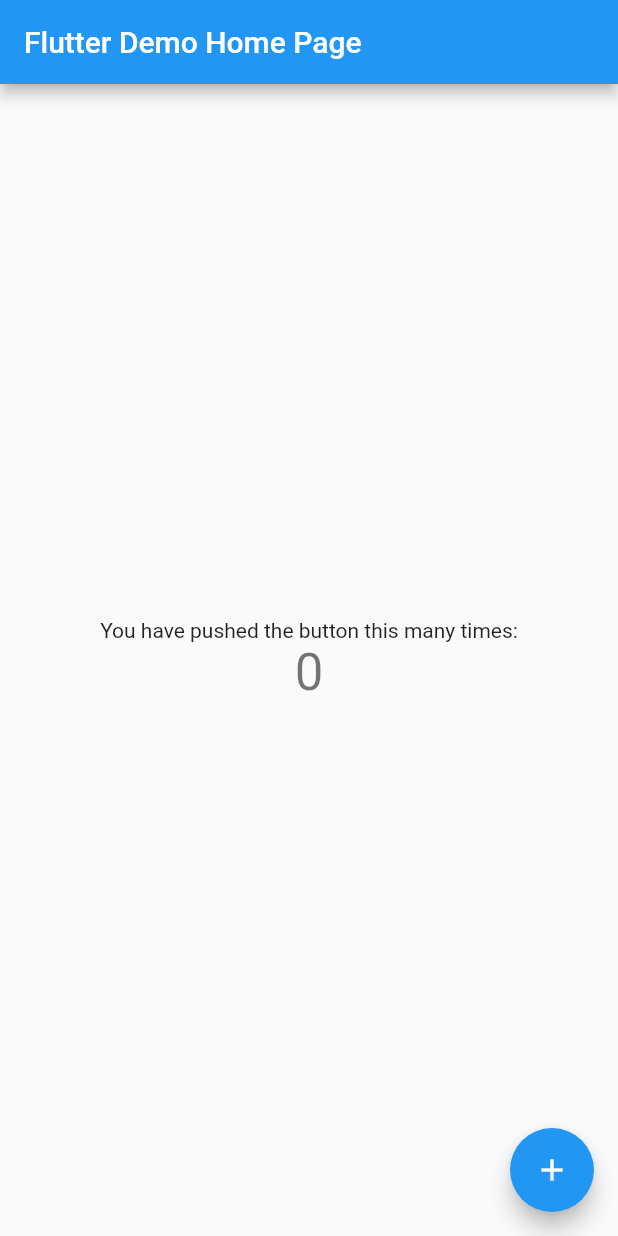
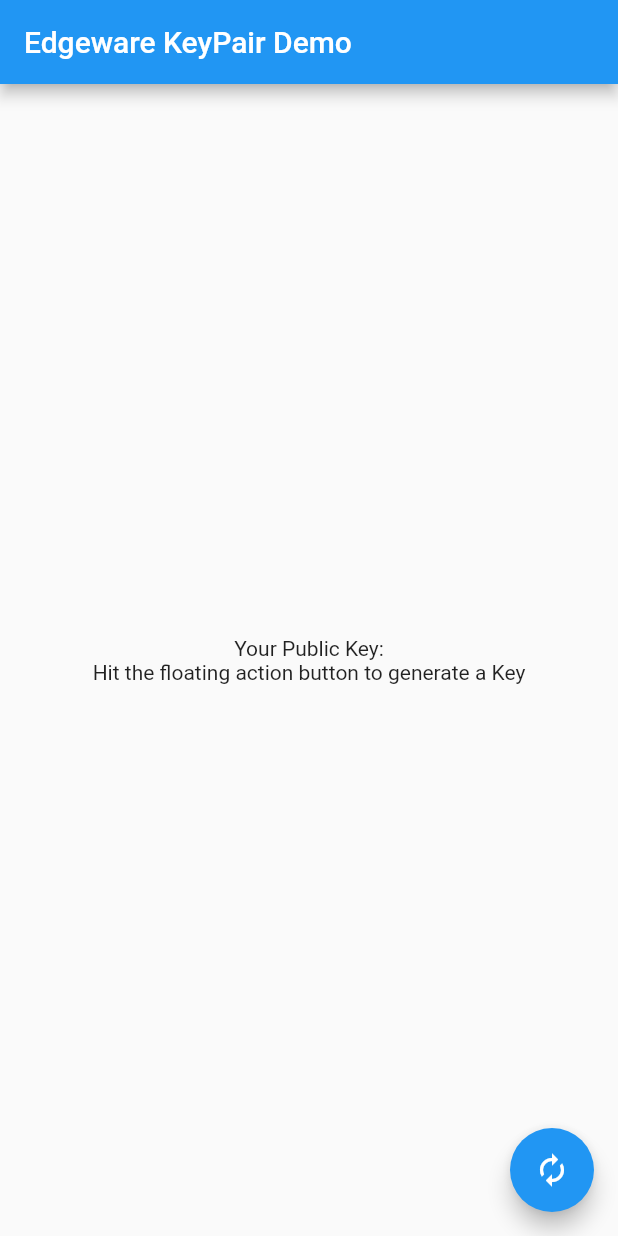
Before and after one commit to edgeware-builders/edgeware-wallet, a Flutter app: the screen it shows after launch, on a phone screen of 412 x 824 dp. Run offline on Flutter 3.47's test engine with Material 2 defaults, Android fonts, the phone set to English and light mode, and no system bars; missing offline and left inert: dart:ffi; project files that could hold a hidden picture were left out.

Commit message:
make a flutter demo to test keypar generation

```diff
--- a/lib/main.dart
+++ b/lib/main.dart
@@ -1,4 +1,5 @@
 import 'package:flutter/material.dart';
+import 'package:edgeware/edgeware.dart';
 
 void main() {
   runApp(MyApp());
@@ -9,10 +10,11 @@ class MyApp extends StatelessWidget {
   Widget build(BuildContext context) {
     return MaterialApp(
       title: 'Edgeware Wallet',
+      debugShowCheckedModeBanner: false,
       theme: ThemeData(
         primarySwatch: Colors.blue,
       ),
-      home: const MyHomePage(title: 'Flutter Demo Home Page'),
+      home: const MyHomePage(title: 'Edgeware KeyPair Demo'),
     );
   }
 }
@@ -27,12 +29,30 @@ class MyHomePage extends StatefulWidget {
 }
 
 class _MyHomePageState extends State<MyHomePage> {
-  int _counter = 0;
+  String _pk;
+  Edgeware _edgeware;
 
-  void _incrementCounter() {
+  @override
+  void initState() {
+    super.initState();
+    _edgeware = Edgeware();
+  }
+
+  void _regenerate() {
+    final keypair = _edgeware.generateKeyPair('123456');
+    final paperKey = _edgeware.backupKeyPair();
+    final k2 = _edgeware.restoreKeyPair(paperKey, '123456');
+    // restore works :)
+    assert(k2.public == keypair.public);
     setState(() {
-      _counter++;
+      _pk = keypair.public;
     });
+  }
+
+  @override
+  void dispose() {
+    _edgeware.cleanKeyPair();
+    super.dispose();
   }
 
   @override
@@ -44,21 +64,25 @@ class _MyHomePageState extends State<MyHomePage> {
       body: Center(
         child: Column(
           mainAxisAlignment: MainAxisAlignment.center,
-          children: <Widget>[
+          children: [
             const Text(
-              'You have pushed the button this many times:',
+              'Your Public Key:',
             ),
-            Text(
-              '$_counter',
-              style: Theme.of(context).textTheme.headline4,
-            ),
+            if (_pk != null)
+              Text(
+                '$_pk',
+              )
+            else
+              const Text(
+                'Hit the floating action button to generate a Key',
+              ),
           ],
         ),
       ),
       floatingActionButton: FloatingActionButton(
-        onPressed: _incrementCounter,
-        tooltip: 'Increment',
-        child: const Icon(Icons.add),
+        onPressed: _regenerate,
+        tooltip: 'Generate',
+        child: const Icon(Icons.autorenew),
       ),
     );
   }
--- a/pubspec.yaml
+++ b/pubspec.yaml
@@ -10,6 +10,8 @@ dependencies:
   flutter:
     sdk: flutter
   cupertino_icons: ^1.0.0
+  edgeware:
+    path: ./packages/edgeware
 
 dev_dependencies:
   flutter_test:
```
Also changed, not shown: pubspec.lock, 1 other file.
